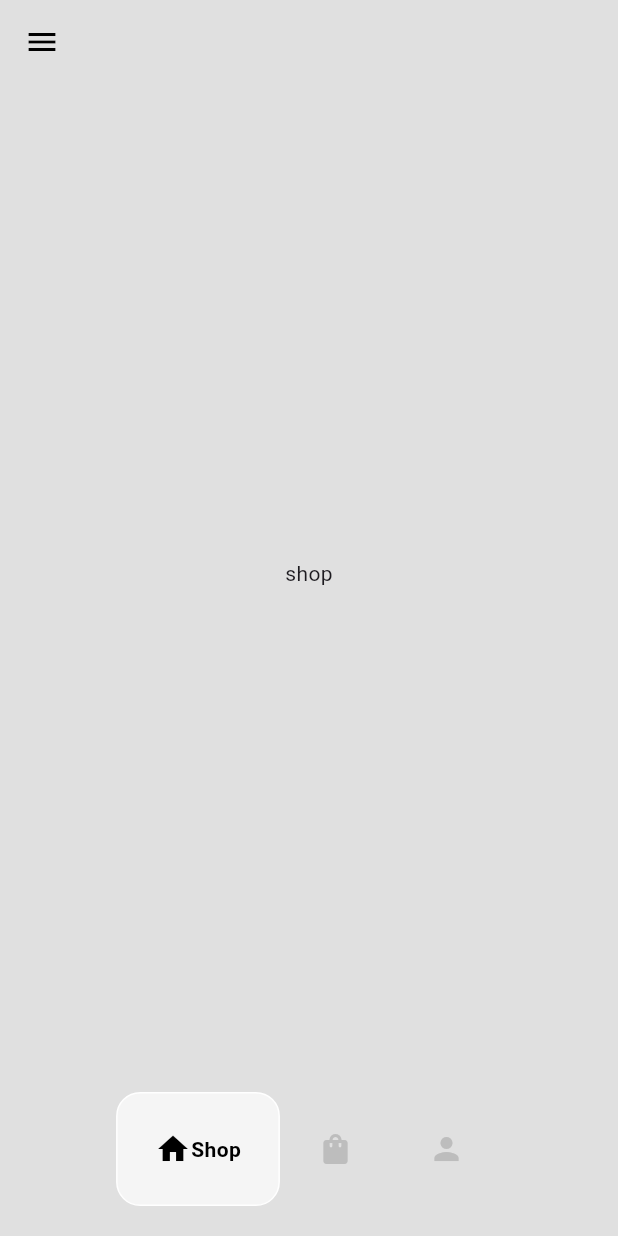
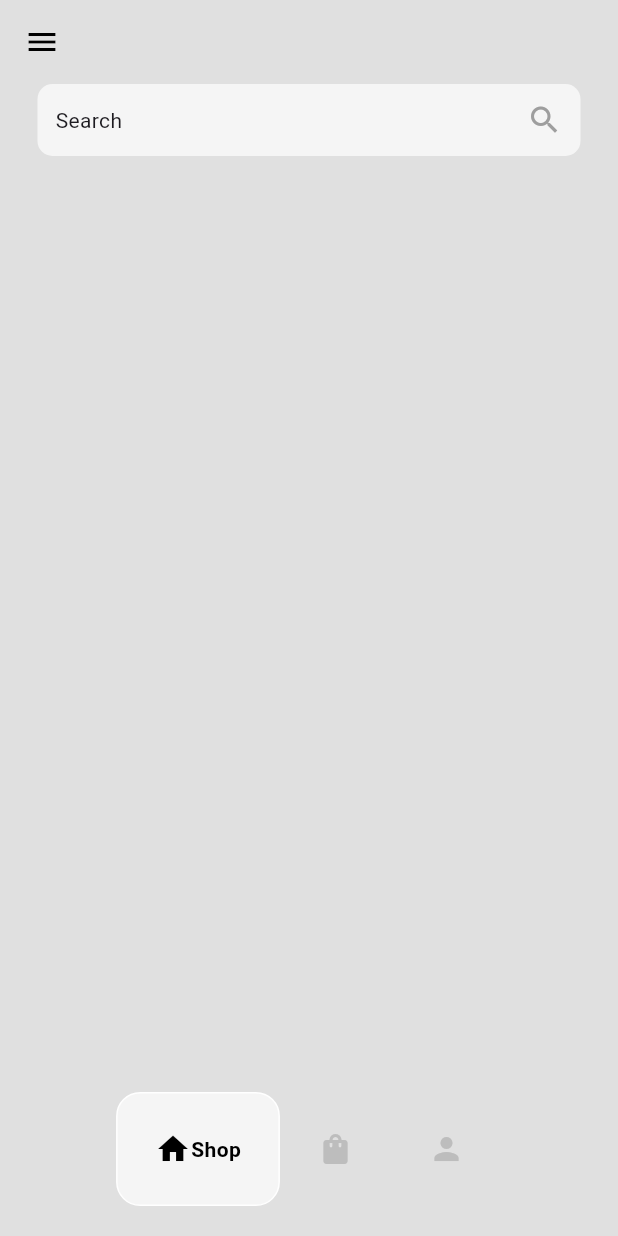
Before and after one commit to sande11/belo, a Flutter app: the HomePage screen opened directly, on a phone screen of 412 x 824 dp. Run offline on Flutter 3.47's test engine with Material 3 defaults, Android fonts, the light colour scheme and no system bars; drawn by our look-alikes of google_nav_bar.

Commit message:
search bar

```diff
--- a/lib/pages/shop_page.dart
+++ b/lib/pages/shop_page.dart
@@ -5,8 +5,27 @@ class ShopPage extends StatelessWidget {
 
   @override
   Widget build(BuildContext context) {
-    return const Center(
-      child: Text('shop'),
+    return Column(
+      children: [
+        Container(
+          padding: const EdgeInsets.all(12),
+          margin: const EdgeInsets.symmetric(horizontal: 25),
+          decoration: BoxDecoration(
+            color: Colors.grey[100],
+            borderRadius: BorderRadius.circular(10),
+          ),
+          child: const Row(
+            mainAxisAlignment: MainAxisAlignment.spaceBetween,
+            children: [
+              Text('Search'),
+              Icon(
+                Icons.search,
+                color: Colors.grey,
+              )
+            ],
+          ),
+        )
+      ],
     );
   }
 }
```
